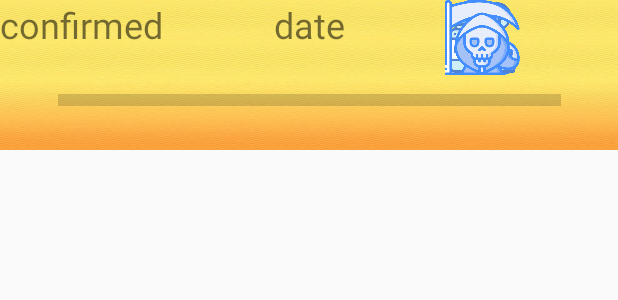
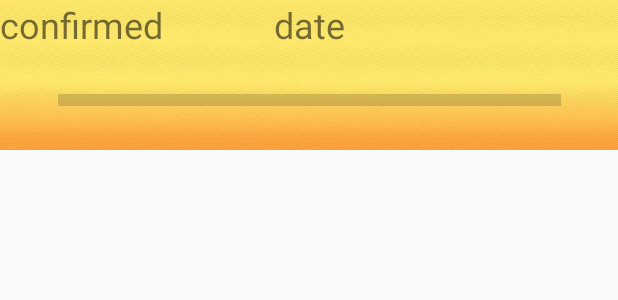
Before and after one commit to hurrikaanig/ing1_p22_covidata2019, an Android app: the layout graph_item.xml on its own in the app's theme, with its tools: preview values and no code run, on a phone screen of 412 x 824 dp. Shown: the top 300 px of the screen. Run offline under Robolectric (Android 15) with nearby library versions, the light colour scheme and no system bars.

Commit message:
design final

```diff
--- a/app/src/main/res/layout/graph_item.xml
+++ b/app/src/main/res/layout/graph_item.xml
@@ -43,7 +43,9 @@
         android:layout_height="50dp"
         android:background="#00FFFFFF"
         android:scaleType="fitCenter"
+        android:visibility="invisible"
         app:layout_constraintEnd_toEndOf="parent"
+        app:layout_constraintHorizontal_bias="0.804"
         app:layout_constraintStart_toEndOf="@+id/dateitem"
         app:layout_constraintTop_toTopOf="parent"
         app:srcCompat="@drawable/man" />
@@ -54,8 +56,10 @@
         android:layout_height="50dp"
         android:background="#00FFFFFF"
         android:scaleType="fitCenter"
+        android:visibility="invisible"
         app:layout_constraintBottom_toBottomOf="@+id/confirmedImage"
         app:layout_constraintEnd_toEndOf="@+id/confirmedImage"
+        app:layout_constraintHorizontal_bias="1.0"
         app:layout_constraintStart_toStartOf="@+id/confirmedImage"
         app:srcCompat="@drawable/medicine" />
 
@@ -65,8 +69,8 @@
         android:layout_height="50dp"
         android:background="#00FFFFFF"
         android:scaleType="fitCenter"
+        android:visibility="invisible"
         app:layout_constraintBottom_toBottomOf="@+id/confirmedImage"
         app:layout_constraintEnd_toEndOf="@+id/confirmedImage"
-        app:layout_constraintStart_toStartOf="@+id/confirmedImage"
         app:srcCompat="@drawable/scared" />
 </androidx.constraintlayout.widget.ConstraintLayout>
```
Also changed, not shown: app/src/main/java/com/epita/covidata2019/EvoActivity.kt (+27 -0 lines), app/src/main/java/com/epita/covidata2019/GraphAdapter.kt (+13 -0 lines).
